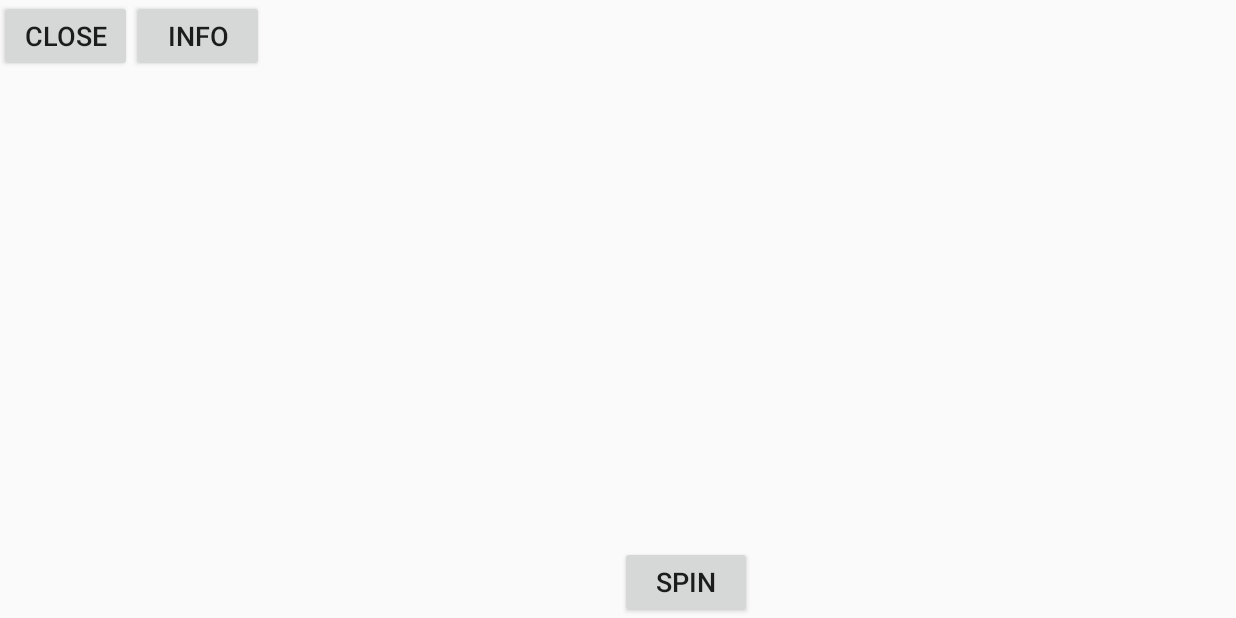
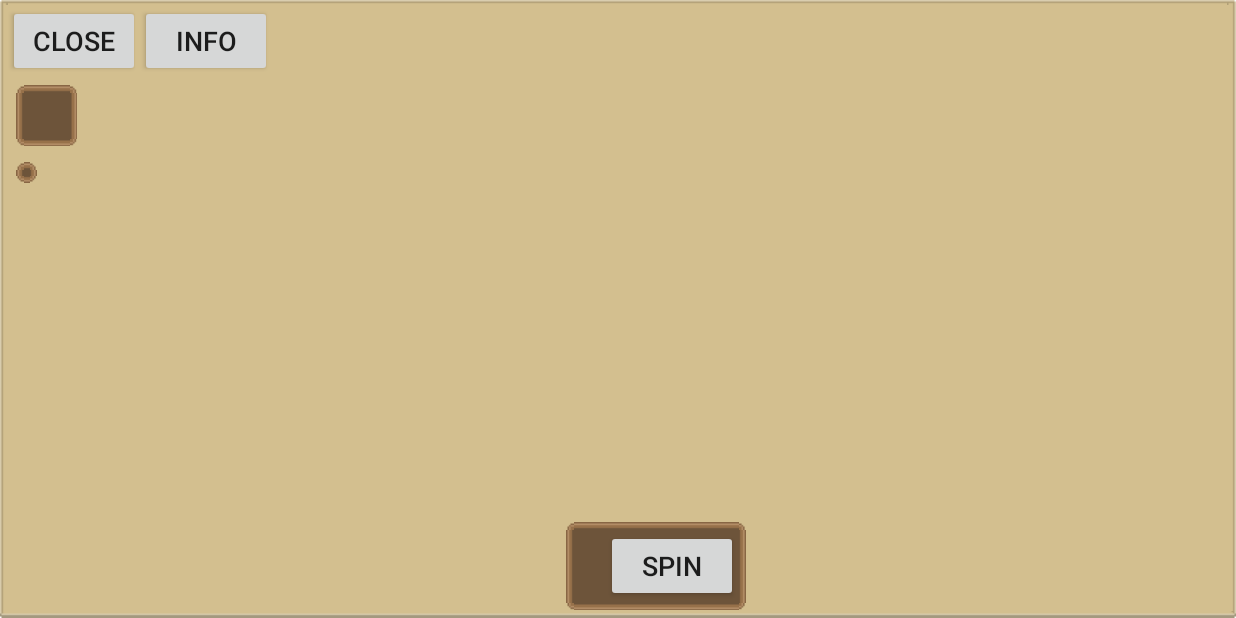
Before and after one commit to JakeSteam/BlacksmithSlots, an Android app: the SlotActivity screen opened directly, with no data from a screen before it, on a phone screen of 824 x 412 dp (held sideways). Run offline under Robolectric (Android 15) with nearby library versions, the phone set to English and light mode, and no system bars; libraries missing offline, so code that uses them is left out: com.orm, com.orm.query; 2 statements that could not run were skipped.

Commit message:
First attempt at adding drawable bgs

```diff
--- a/app/src/main/java/uk/co/jakelee/blacksmithslots/helper/SlotHelper.java
+++ b/app/src/main/java/uk/co/jakelee/blacksmithslots/helper/SlotHelper.java
@@ -93,6 +93,7 @@ public class SlotHelper {
             wheel.setCyclic(true);
             wheel.setEnabled(false);
             wheel.setVisibleItems(Constants.ROWS);
+            wheel.setBackgroundResource(R.drawable.background_white);
 
             container.addView(wheel, new LinearLayout.LayoutParams(ViewGroup.LayoutParams.WRAP_CONTENT, ViewGroup.LayoutParams.WRAP_CONTENT));
             slots.add(wheel);
@@ -230,7 +231,6 @@ public class SlotHelper {
         ((TextView)activity.findViewById(R.id.resourceInfo)).setText(inventory.getQuantity() + "x " + Resource.getName(activity, resourceUsed));
 
         TableLayout.LayoutParams params = new TableLayout.LayoutParams(ViewGroup.LayoutParams.WRAP_CONTENT, ViewGroup.LayoutParams.WRAP_CONTENT);
-        params.setMargins(0, 5, 0, 5);
 
         TableLayout layout = (TableLayout)activity.findViewById(R.id.inventoryDisplay);
         layout.removeAllViews();
@@ -260,7 +260,6 @@ public class SlotHelper {
     }
 
     private void highlightTile(LinearLayout slotContainer, int row, int column, boolean applyEffect) {
-        Log.d("Highlight", "Row: " + row + " Col: " + column);
         ((WheelView)slotContainer.getChildAt(row)).itemsLayout.getChildAt(column).setAlpha(applyEffect ? 0.5f : 1.0f);
     }
 
--- a/app/src/main/res/layout/activity_slot.xml
+++ b/app/src/main/res/layout/activity_slot.xml
@@ -6,7 +6,8 @@
     android:id="@+id/parent"
     android:layout_height="match_parent"
     android:layout_width="match_parent"
-    tools:context="uk.co.jakelee.blacksmithslots.main.SlotActivity">
+    tools:context="uk.co.jakelee.blacksmithslots.main.SlotActivity"
+    android:background="@drawable/square_tan">
 
     <LinearLayout
         android:id="@+id/topBar"
@@ -35,7 +36,8 @@
             android:layout_width="wrap_content"
             android:layout_height="wrap_content"
             android:orientation="horizontal"
-            android:layout_margin="20dp">
+            android:layout_margin="5dp"
+            android:background="@drawable/background_brown">
             <ImageView
                 android:id="@+id/resourceImage"
                 android:layout_width="30dp"
@@ -53,9 +55,9 @@
                 android:id="@+id/inventoryDisplay"
                 android:layout_width="wrap_content"
                 android:layout_height="wrap_content"
-                android:layout_marginLeft="20dp"
-                android:layout_marginRight="20dp"
-                android:shrinkColumns="0"/>
+                android:shrinkColumns="0"
+                android:layout_margin="5dp"
+                android:background="@drawable/background_brown"/>
         </ScrollView>
     </LinearLayout>
 
@@ -71,7 +73,8 @@
             android:layout_height="wrap_content"
             android:orientation="horizontal"
             android:layout_centerHorizontal="true"
-            android:layout_alignParentBottom="true">
+            android:layout_alignParentBottom="true"
+            android:background="@drawable/background_brown">
             <TextView
                 android:id="@+id/amountGambled"
                 android:layout_width="wrap_content"
@@ -99,12 +102,4 @@
         </LinearLayout>
     </RelativeLayout>
 
-    <LinearLayout
-        android:id="@+id/routesContainer"
-        android:layout_width="wrap_content"
-        android:layout_height="wrap_content"
-        android:layout_marginTop="15dp"
-        android:orientation="vertical"
-        android:visibility="invisible"/>
-
 </RelativeLayout>
```
Also changed, not shown: app/src/main/res/drawable/background_blue.9.png (added), app/src/main/res/drawable/background_brown.9.png (added), app/src/main/res/drawable/background_tan.9.png (added), app/src/main/res/drawable/background_white.9.png (added), app/src/main/res/drawable/square_tan.9.png (added).
